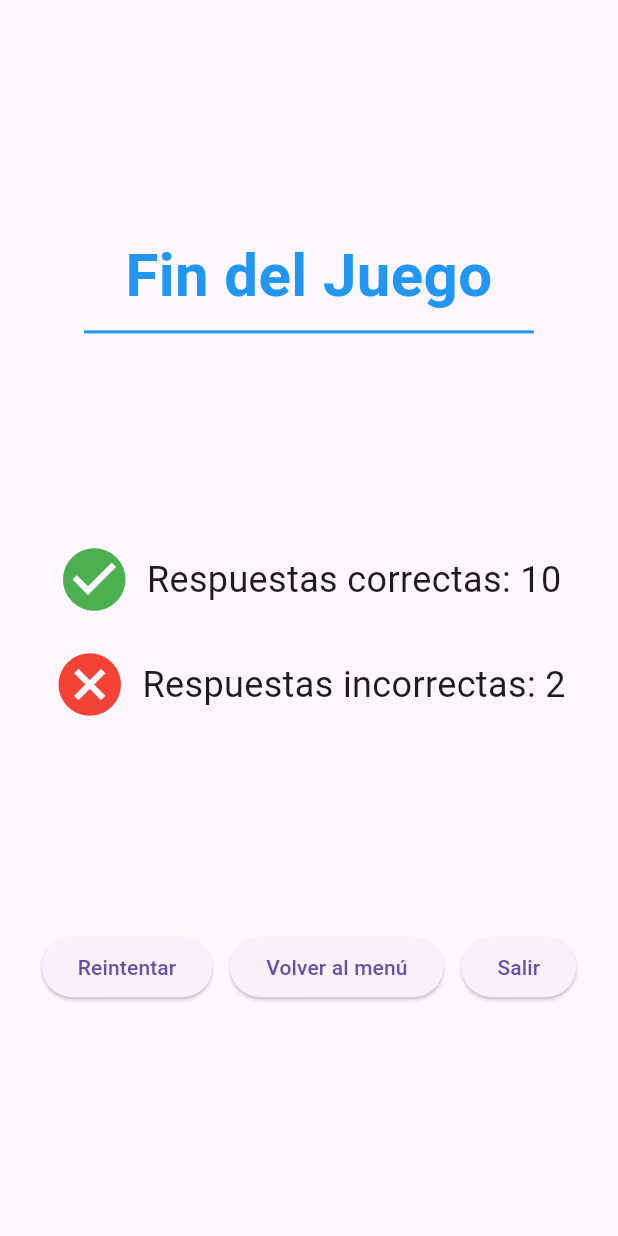
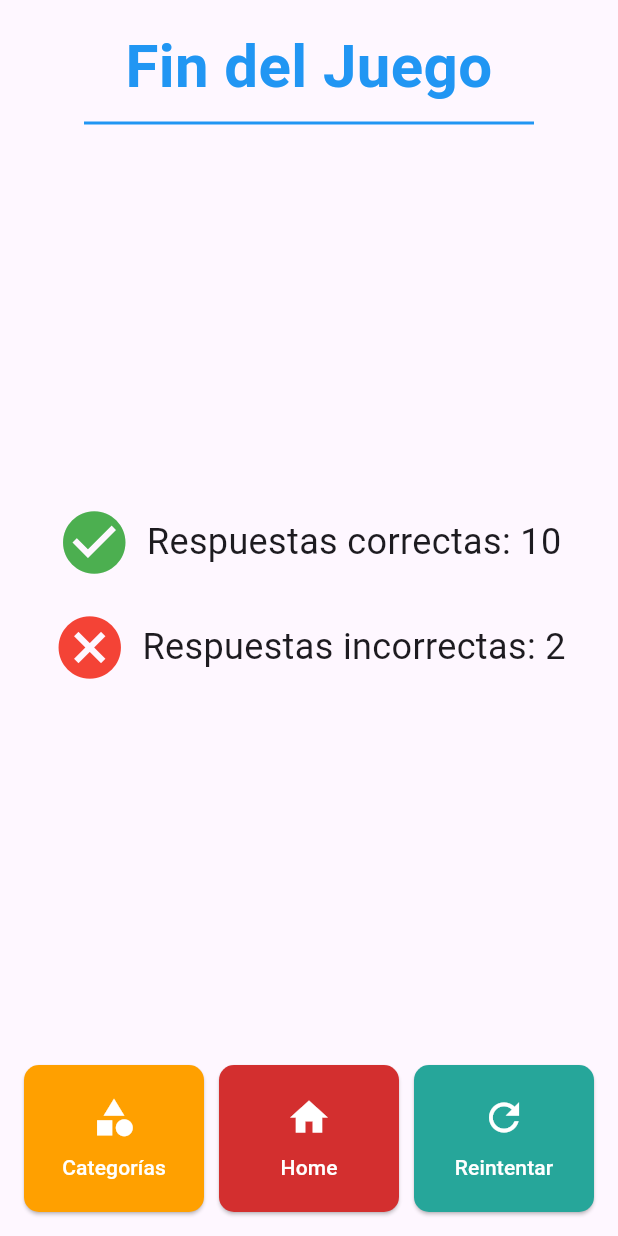
Before and after one commit to lamalover313/The-TriviaGO, a Flutter app: the screen it shows after launch, on a phone screen of 412 x 824 dp. Run offline on Flutter 3.47's test engine with Material 3 defaults, Android fonts, the phone set to English and light mode, and no system bars; our stand-ins replace firebase_auth, firebase_core, flutter_screenutil, font_awesome_flutter, go_router, google_sign_in; accounts and stored records are empty.

Commit message:
final pantalla resultados

```diff
--- a/lib/pages/resuts_page.dart
+++ b/lib/pages/resuts_page.dart
@@ -9,7 +9,6 @@ class ResultsPage extends StatelessWidget {
       body: Padding(
         padding: const EdgeInsets.all(16.0),
         child: Column(
-          mainAxisAlignment: MainAxisAlignment.spaceEvenly,
           crossAxisAlignment: CrossAxisAlignment.center,
           children: [
             Column(
@@ -31,6 +30,7 @@ class ResultsPage extends StatelessWidget {
                 ),
               ],
             ),
+            const Spacer(),
             Column(
               children: [
                 Row(
@@ -58,20 +58,74 @@ class ResultsPage extends StatelessWidget {
                 ),
               ],
             ),
+            const Spacer(),
             Row(
               mainAxisAlignment: MainAxisAlignment.spaceEvenly,
               children: [
-                ElevatedButton(
-                  onPressed: () {},
-                  child: const Text('Reintentar'),
+                Expanded(
+                  child: ElevatedButton(
+                    onPressed: () {},
+                    style: ElevatedButton.styleFrom(
+                      padding: const EdgeInsets.symmetric(vertical: 20),
+                      backgroundColor: Colors.amber[700],
+                      shape: RoundedRectangleBorder(
+                        borderRadius: BorderRadius.circular(10),
+                      ),
+                      foregroundColor: Colors.white,
+                    ),
+                    child: Column(
+                      mainAxisSize: MainAxisSize.min,
+                      children: const [
+                        Icon(Icons.category, size: 30),
+                        SizedBox(height: 8),
+                        Text('Categorías'),
+                      ],
+                    ),
+                  ),
                 ),
-                ElevatedButton(
-                  onPressed: () {},
-                  child: const Text('Volver al menú'),
+                const SizedBox(width: 10),
+                Expanded(
+                  child: ElevatedButton(
+                    onPressed: () {},
+                    style: ElevatedButton.styleFrom(
+                      padding: const EdgeInsets.symmetric(vertical: 20),
+                      backgroundColor: Colors.red[700],
+                      shape: RoundedRectangleBorder(
+                        borderRadius: BorderRadius.circular(10),
+                      ),
+                      foregroundColor: Colors.white,
+                    ),
+                    child: Column(
+                      mainAxisSize: MainAxisSize.min,
+                      children: const [
+                        Icon(Icons.home, size: 30),
+                        SizedBox(height: 8),
+                        Text('Home'),
+                      ],
+                    ),
+                  ),
                 ),
-                ElevatedButton(
-                  onPressed: () {},
-                  child: const Text('Salir'),
+                const SizedBox(width: 10),
+                Expanded(
+                  child: ElevatedButton(
+                    onPressed: () {},
+                    style: ElevatedButton.styleFrom(
+                      padding: const EdgeInsets.symmetric(vertical: 20),
+                      backgroundColor: Colors.teal[400],
+                      shape: RoundedRectangleBorder(
+                        borderRadius: BorderRadius.circular(10),
+                      ),
+                      foregroundColor: Colors.white,
+                    ),
+                    child: Column(
+                      mainAxisSize: MainAxisSize.min,
+                      children: const [
+                        Icon(Icons.refresh, size: 30),
+                        SizedBox(height: 8),
+                        Text('Reintentar'),
+                      ],
+                    ),
+                  ),
                 ),
               ],
             ),
```
